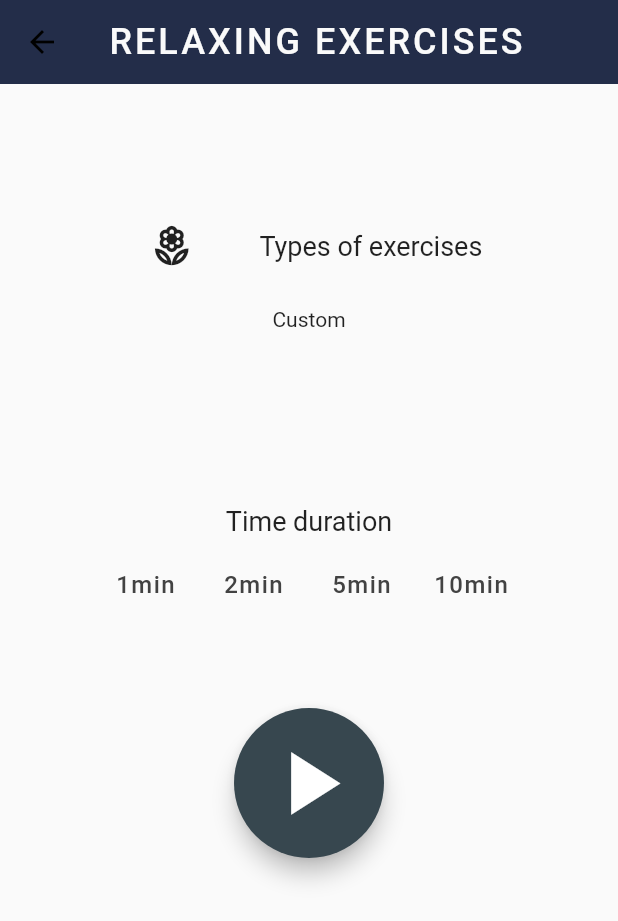
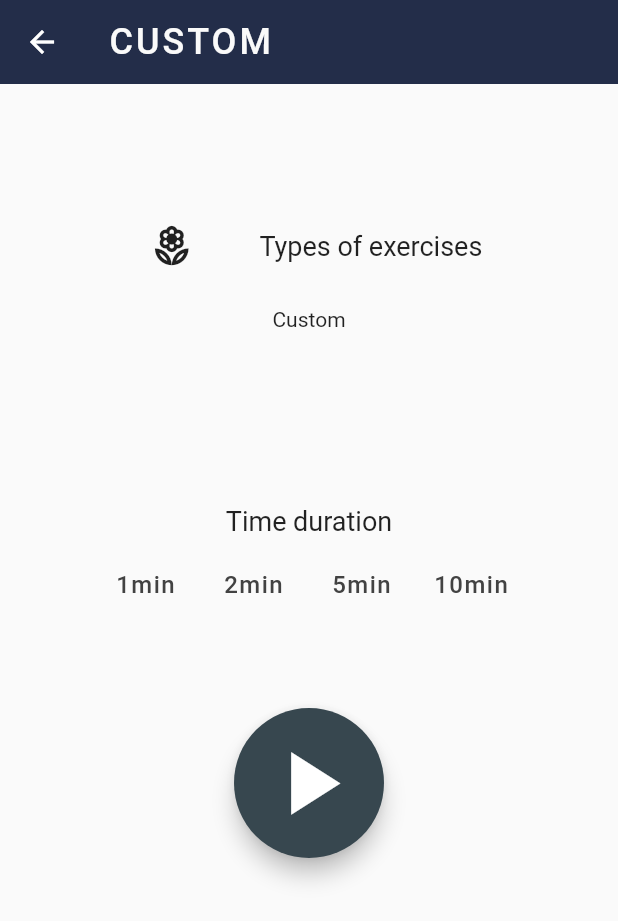
Before and after one commit to PIA-Group/Epilappsy, a Flutter app: the RelaxationPage screen opened directly, on a phone screen of 412 x 824 dp. Shown: the top 921 px of the screen. Run offline on Flutter 3.47's test engine with Material 2 defaults, Android fonts, the phone set to English and light mode, and no system bars; our stand-ins replace charts_flutter, chips_choice, cloud_firestore, firebase_auth, firebase_core, flutter_local_notifications and 6 more; missing offline and left inert: flutter_circular_slider, slide_countdown_clock, transformer_page_view; accounts and stored records are empty; Roboto replaces fonts that are missing (Gill, Hind).

```diff
--- a/lib/Models/homebuttons.dart
+++ b/lib/Models/homebuttons.dart
@@ -2,7 +2,6 @@ import 'package:flutter/material.dart';
 
 class ButtonsHP {
   String title;
-  //String subtitle;
   Color color1;
   Color color2;
   Widget nextPage;
--- a/lib/Pages/Education/EducationPage.dart
+++ b/lib/Pages/Education/EducationPage.dart
@@ -70,8 +70,9 @@ class _EducationalPageState extends State<EducationalPage> {
         length: 2,
         child: Scaffold(
             backgroundColor: mycolor,
-            appBar: AppBar(
+            appBar: AppBar( //TODO: define this appbar in "appBar.dart"
               elevation: 0.0,
+              iconTheme: IconThemeData(color: Colors.white),
               title: appBarTitle(context, 'Education'),
               backgroundColor: Theme.of(context).unselectedWidgetColor,
               bottom: _isLoading
--- a/lib/Pages/Medication/MedicationPage.dart
+++ b/lib/Pages/Medication/MedicationPage.dart
@@ -19,7 +19,7 @@ class _MedicationPageState extends State<MedicationPage> {
       backgroundColor: Colors.white,
             appBar: AppBar(
               elevation: 0.0,
-              title: appBarTitle(context, 'Medication Reminders'),
+              title: appBarTitle(context, 'Medication'),
               backgroundColor: Theme.of(context).unselectedWidgetColor,
               ),
       body: Container(
--- a/lib/Pages/RelaxationPage.dart
+++ b/lib/Pages/RelaxationPage.dart
@@ -29,10 +29,11 @@ class _RelaxationPageState extends State<RelaxationPage> {
   Widget build(BuildContext context) {
     return Scaffold(
       backgroundColor: mycolor,
-      appBar: AppBar(
-        elevation: 0.0,
-        title: appBarTitle(context, 'Relaxing exercises'),
-        backgroundColor: Theme.of(context).unselectedWidgetColor,
+      appBar: appBarAll(
+        context,
+        null,
+        widget._breathtype
+        //'Relaxing exercises',
       ),
       body: Align(
         alignment: Alignment.center,
--- a/lib/Pages/TOBPage.dart
+++ b/lib/Pages/TOBPage.dart
@@ -45,11 +45,7 @@ class _TOBPageState extends State<TOBPage> {
   Widget build(BuildContext context) {
     return Scaffold(
         backgroundColor: mycolor,
-        appBar: AppBar(
-              elevation: 0.0,
-              title: appBarTitle(context, 'Types'),
-              backgroundColor: Theme.of(context).unselectedWidgetColor,
-              ),
+        appBar: appBarAll(context, null, 'Types'),
         body: Column(mainAxisAlignment: MainAxisAlignment.start, children: <
             Widget>[
           Divider(
--- a/lib/Widgets/appBar.dart
+++ b/lib/Widgets/appBar.dart
@@ -1,5 +1,4 @@
 import 'package:flutter/material.dart';
-import 'package:epilappsy/main.dart';
 
 Widget appBarTitle(BuildContext context, String title) {
   return RichText(
@@ -16,7 +15,7 @@ Widget appBarAll(BuildContext context, _actions, title) {
   return AppBar(
       elevation: 0.0,
       iconTheme:
-          IconThemeData(color: mycolor), //Theme.of(context).accentColor),
+          IconThemeData(color: Colors.white), //Theme.of(context).accentColor),
       backgroundColor: Theme.of(context).unselectedWidgetColor,
       actions: _actions,
       title: appBarTitle(context, title));
@@ -52,7 +51,7 @@ class AppBarAddSeizure extends StatelessWidget implements PreferredSizeWidget {
   @override
   Widget build(BuildContext context) {
     return AppBar(
-      iconTheme: IconThemeData(color: mycolor),
+      iconTheme: IconThemeData(color: Colors.white),
       backgroundColor: Theme.of(context).unselectedWidgetColor,
       title: Text(
         title.toUpperCase(),
```
Also changed, not shown: lib/Pages/BreathPage.dart (+5 -6 lines), lib/Pages/NavigationPage.dart (+6 -9 lines), lib/Widgets/profile_drawer.dart (+23 -15 lines).
